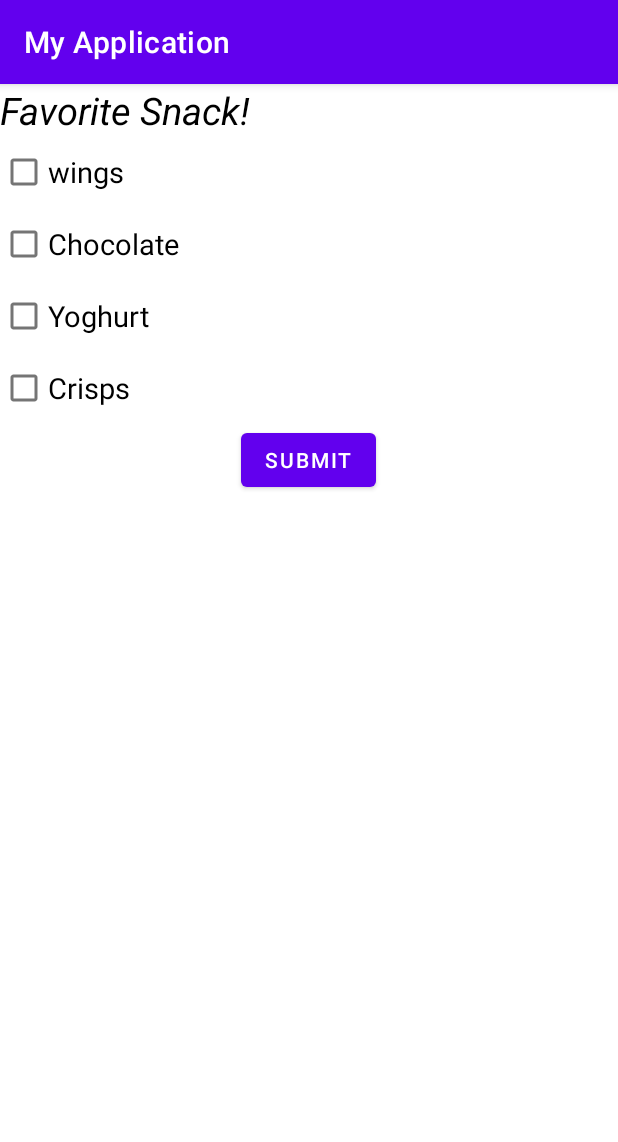
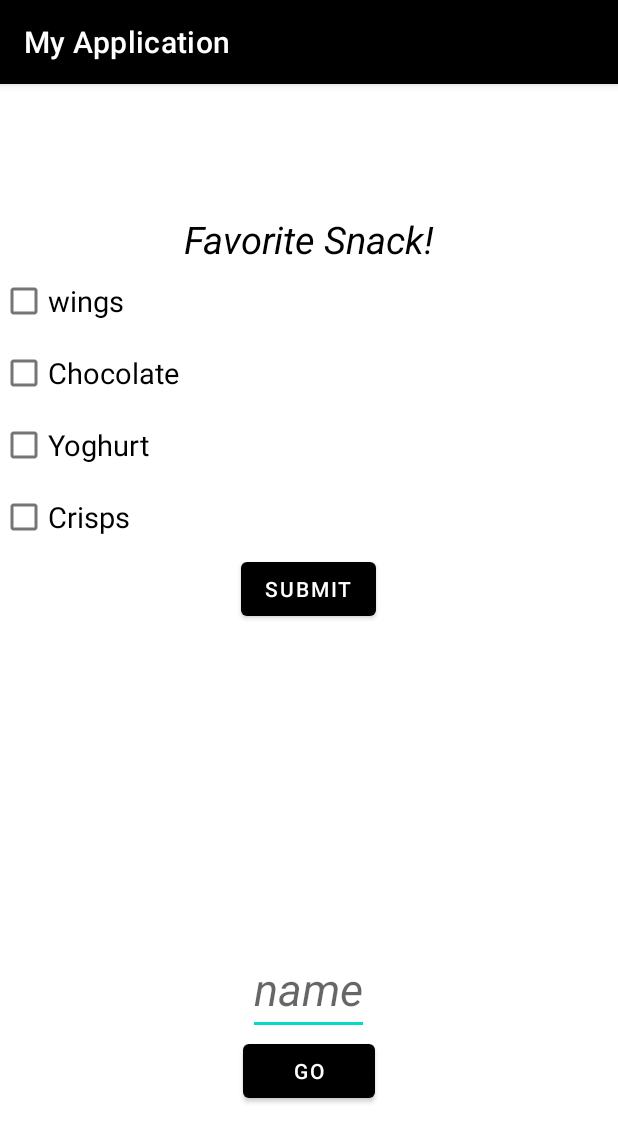
Before and after one commit to Darkknight123/testApp, an Android app: the screen it shows after launch (MainActivity), on a phone screen of 412 x 824 dp. Shown: the top 1142 px of the screen. Run offline under Robolectric (Android 15) with nearby library versions, the phone set to English and light mode, and no system bars; 1 statement that could not run was skipped.

```diff
--- a/app/src/main/AndroidManifest.xml
+++ b/app/src/main/AndroidManifest.xml
@@ -9,6 +9,7 @@
         android:roundIcon="@mipmap/ic_launcher_round"
         android:supportsRtl="true"
         android:theme="@style/Theme.MyApplication">
+        <activity android:name=".Activity"></activity>
         <activity android:name=".MainActivity">
             <intent-filter>
                 <action android:name="android.intent.action.MAIN" />
--- a/app/src/main/res/layout/activity_main.xml
+++ b/app/src/main/res/layout/activity_main.xml
@@ -5,8 +5,8 @@
     android:layout_width="match_parent"
     android:layout_height="match_parent"
     tools:context=".MainActivity"
+    android:gravity="center"
     android:orientation="vertical">
-
 
     <TextView
         android:layout_width="wrap_content"
@@ -80,22 +80,25 @@
         android:layout_gravity="center"
         android:gravity="center"
         android:text="submit"
+        android:textColor="@color/white"
         app:layout_constraintBottom_toBottomOf="parent"
         app:layout_constraintEnd_toEndOf="parent"
         app:layout_constraintHorizontal_bias="0.577"
         app:layout_constraintStart_toStartOf="parent" />
 
-    <TextView
-        android:id="@+id/textview"
-        android:layout_width="match_parent"
+    <EditText
+        android:id="@+id/text"
+        android:layout_width="wrap_content"
         android:layout_height="wrap_content"
-        android:gravity="center"
-        android:text=""
-        android:textColor="@color/black"
-        android:textSize="15sp"
-        tools:ignore="MissingConstraints"
-        tools:layout_editor_absoluteX="138dp"
-        tools:layout_editor_absoluteY="529dp" />
+        android:hint="name"
+        android:textSize="30sp"
+        android:textStyle="italic"
+        android:layout_gravity="center"/>
 
-
+    <Button
+        android:layout_width="wrap_content"
+        android:layout_height="wrap_content"
+        android:text="go"
+        android:textColor="@color/white"
+        android:onClick="goToNextActivity"/>
 </LinearLayout>
--- a/app/src/main/res/values/themes.xml
+++ b/app/src/main/res/values/themes.xml
@@ -2,9 +2,9 @@
     <!-- Base application theme. -->
     <style name="Theme.MyApplication" parent="Theme.MaterialComponents.DayNight.DarkActionBar">
         <!-- Primary brand color. -->
-        <item name="colorPrimary">@color/purple_500</item>
-        <item name="colorPrimaryVariant">@color/purple_700</item>
-        <item name="colorOnPrimary">@color/white</item>
+        <item name="colorPrimary">@color/black</item>
+        <item name="colorPrimaryVariant">@color/black</item>
+        <item name="colorOnPrimary">@color/black</item>
         <!-- Secondary brand color. -->
         <item name="colorSecondary">@color/teal_200</item>
         <item name="colorSecondaryVariant">@color/teal_700</item>
```
Also changed, not shown: app/src/main/java/com/example/myapplication/Activity.java (added, +21 -0 lines), app/src/main/java/com/example/myapplication/MainActivity.java (+8 -3 lines), app/src/main/res/layout/activity_.xml (added, +23 -0 lines).
